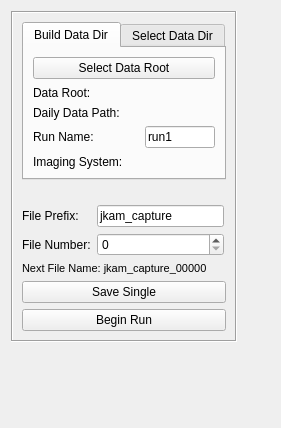
This is ui_resources/saveboxwidget.ui in jagerber48/jkam_e6 as Qt 5 draws it before an edit. The edited form follows.
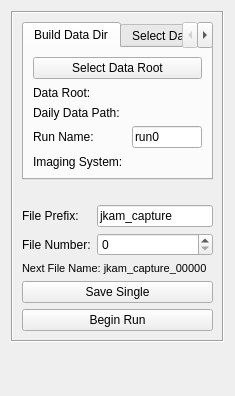
This is the edited form.

Commit message: minor changes to savebox to improve handling date change during run and initializing to run0

```diff
--- a/ui_resources/saveboxwidget.ui
+++ b/ui_resources/saveboxwidget.ui
@@ -6,8 +6,8 @@
    <rect>
     <x>0</x>
     <y>0</y>
-    <width>281</width>
-    <height>428</height>
+    <width>235</width>
+    <height>396</height>
    </rect>
   </property>
   <property name="windowTitle">
@@ -120,7 +120,7 @@
              </size>
             </property>
             <property name="text">
-             <string>run1</string>
+             <string>run0</string>
             </property>
            </widget>
           </item>
```
The commit also changes 2 other files.
